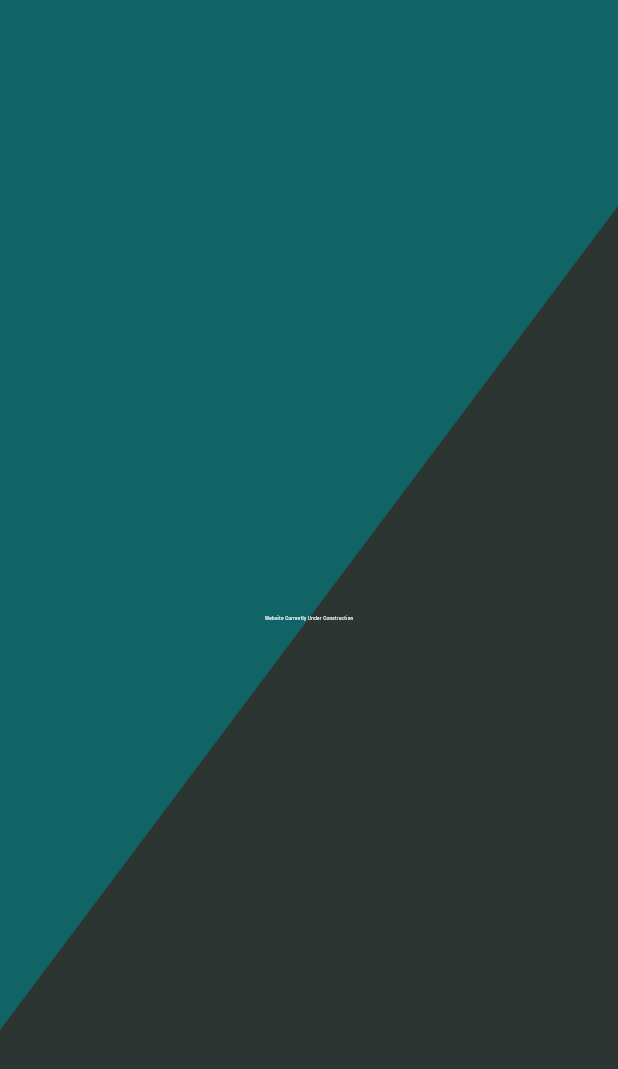
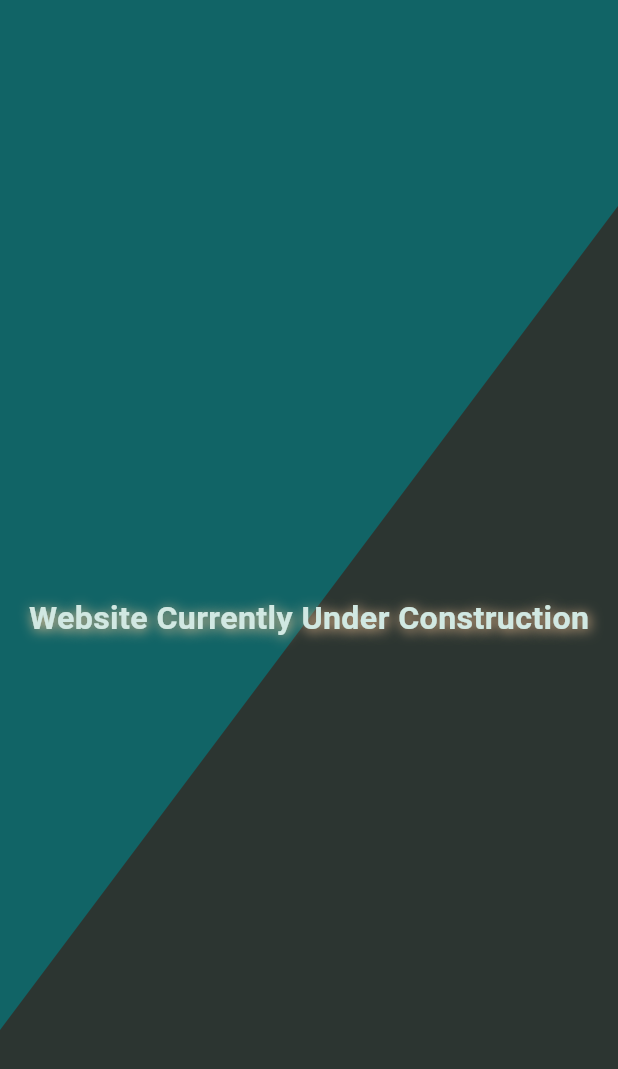
Before and after one commit to EricssonXD/ericssonxd.github.io, a Flutter app: the screen it shows after launch, on a phone screen of 412 x 824 dp. Shown: the top 1069 px of the screen. Run offline on Flutter 3.47's test engine with Material 2 defaults, Android fonts, the phone set to English and light mode, and no system bars; our stand-ins replace flutter_riverpod, flutter_screenutil, getwidget, go_router, google_fonts, hooks_riverpod and 1 more; generated files the repository leaves out were written again.

Commit message:
website underconstruction

```diff
--- a/lib/home/home_screen.dart
+++ b/lib/home/home_screen.dart
@@ -19,8 +19,22 @@ class _HomeScreenState extends ConsumerState<HomeScreen> {
   @override
   Widget build(BuildContext context) {
     if (!kDebugMode) {
-      return const Center(
-        child: Text("Website Currently Under Construction"),
+      return Center(
+        child: Text(
+          "Website Currently Under Construction",
+          style: TextStyle(
+            fontSize: 100.sp,
+            fontWeight: FontWeight.bold,
+            color: CustomTheme.white,
+            shadows: const [
+              Shadow(
+                blurRadius: 10,
+                color: CustomTheme.gold_light,
+                offset: Offset(1, 1),
+              ),
+            ],
+          ),
+        ),
       );
     }
 
```
